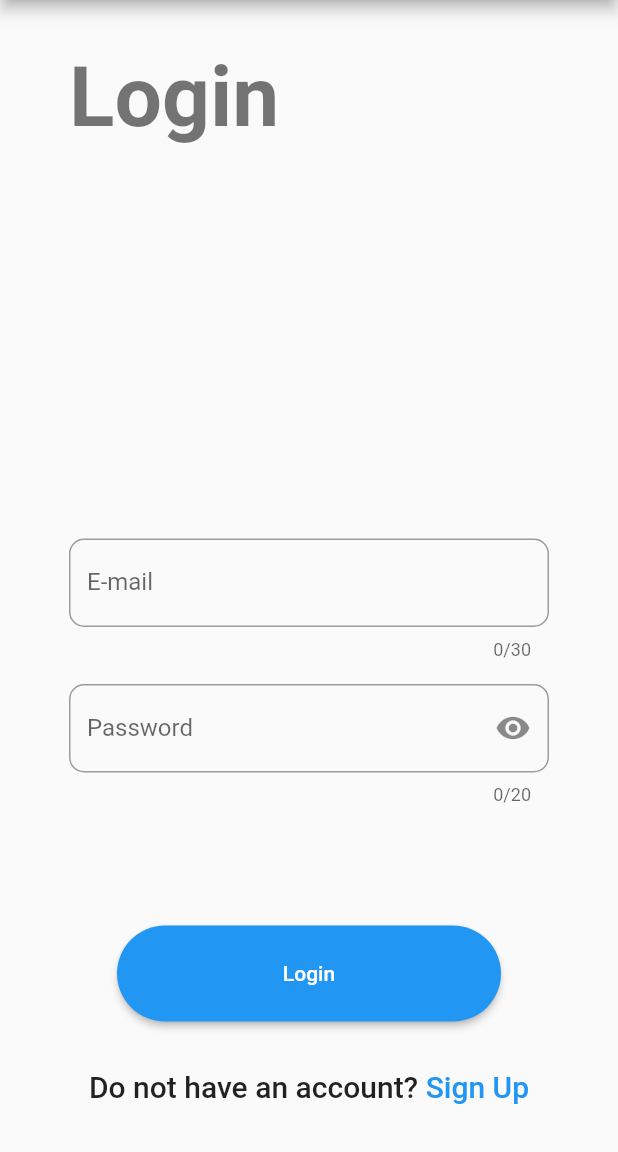
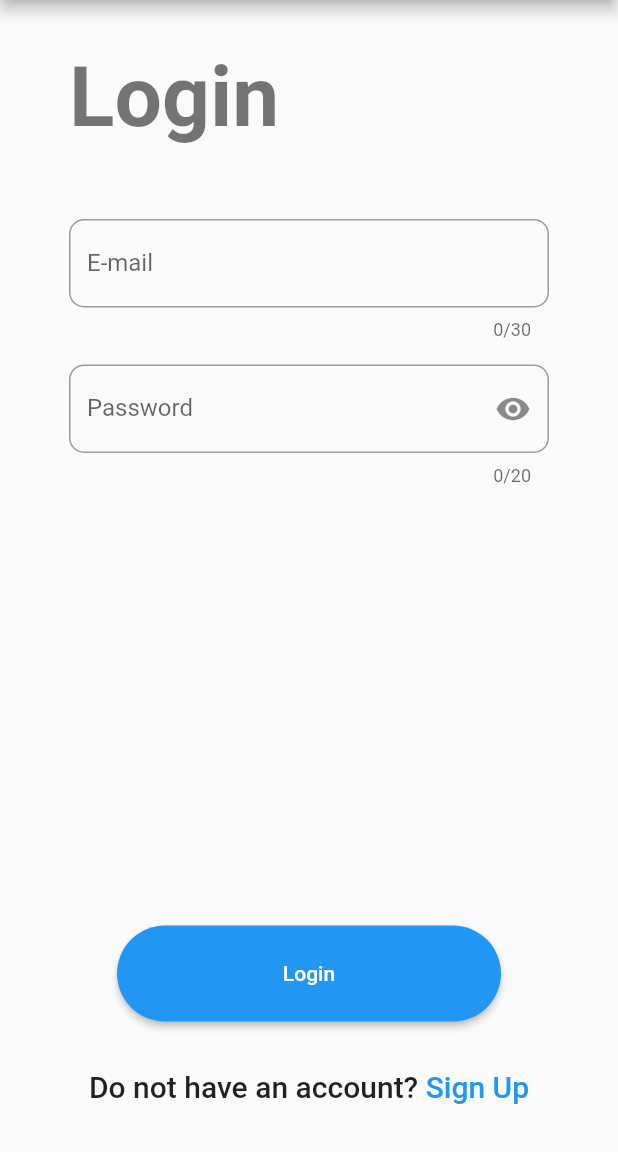
Before and after one commit to yurecKovalchuk/gym_companion, a Flutter app: the screen it shows after launch, after a tap on "Login", on a phone screen of 412 x 824 dp, the part 84-1236 px from its top. Run offline on Flutter 3.47's test engine with Material 2 defaults, Android fonts, the phone set to English and light mode, and no system bars; our stand-ins replace equatable, flutter_bloc, shared_preferences, sqflite; accounts and stored records are empty.

Commit message:
refactor/ optimisation code,add  'resizeToAvoidBottomInset: false' for use the keyboard without errors

```diff
--- a/lib/features/auth/features/sign_in/screen/sign_in_screen.dart
+++ b/lib/features/auth/features/sign_in/screen/sign_in_screen.dart
@@ -1,5 +1,7 @@
+import 'package:flutter/material.dart';
+
 import 'package:flutter/gestures.dart';
-import 'package:flutter/material.dart';
+
 import 'package:flutter_bloc/flutter_bloc.dart';
 
 import 'package:timer_bloc/app/app.dart';
@@ -25,6 +27,7 @@ class SignInScreen extends StatelessWidget {
     return BlocConsumer<SignInBloc, SignInState>(
       builder: (context, state) {
         return Scaffold(
+          resizeToAvoidBottomInset: false,
           appBar: AppBar(
             backgroundColor: Theme.of(context).colorScheme.background,
             leading: IconButton(
@@ -39,6 +42,7 @@ class SignInScreen extends StatelessWidget {
             padding: const EdgeInsets.symmetric(horizontal: 46, vertical: 32),
             child: Column(
               crossAxisAlignment: CrossAxisAlignment.start,
+              mainAxisSize: MainAxisSize.min,
               children: [
                 RichText(
                   text: TextSpan(
@@ -52,11 +56,11 @@ class SignInScreen extends StatelessWidget {
                     ],
                   ),
                 ),
-                const Spacer(),
                 const SizedBox(
-                  height: 32,
+                  height: 48,
                 ),
-                const SizedBox(height: 16.0),
+                Column(
+                  children: [
                     TextField(
                       controller: _email,
                       keyboardType: TextInputType.emailAddress,
@@ -91,14 +95,19 @@ class SignInScreen extends StatelessWidget {
                       ),
                       onChanged: (password) => bloc.isPasswordValid(password),
                     ),
-                const SizedBox(height: 80.0), // Spacer
+                  ],
+                ),
+                const Spacer(), // Spacer
                 Padding(
                   padding: const EdgeInsets.symmetric(
                     horizontal: 32,
                   ),
                   child: ElevatedButton(
                     onPressed: () {
-                      bloc.signIn('yur@gmail.com', 'password123AAA');
+                      bloc.signIn(
+                        _email.text,
+                        _password.text,
+                      );
                     },
                     style: ElevatedButton.styleFrom(
                         minimumSize: const Size.fromHeight(kButtonHeight),
@@ -149,7 +158,7 @@ class SignInScreen extends StatelessWidget {
           _navigatorPushToExerciseScreen(context);
         }
         if (state.status == SignInStatus.error) {
-          final snackBar = SnackBar(content: Text(state.error ?? 'Something happen'));
+          final snackBar = SnackBar(content: Text(state.errorMessage ?? 'Something happen'));
           ScaffoldMessenger.of(context).showSnackBar(snackBar);
         }
       },
```
Also changed, not shown: lib/features/auth/features/sign_up/screen/sign_up_screen.dart (+9 -4 lines). Lines whose indentation alone changed are shown as unchanged.
